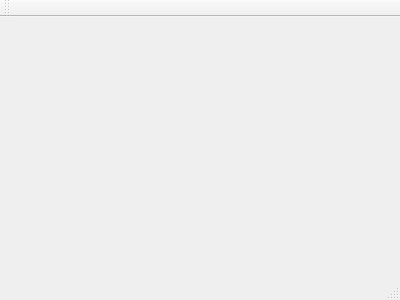
Noodle96/testglory, file mainwindow.ui: the form before one commit.
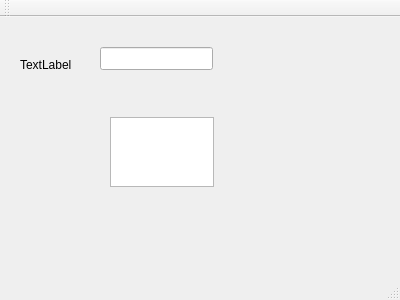
The form after the commit.

Commit message: add label , linedit, and textedit

```diff
--- a/mainwindow.ui
+++ b/mainwindow.ui
@@ -12,13 +12,62 @@
   <property name="windowTitle" >
    <string>MainWindow</string>
   </property>
-  <widget class="QMenuBar" name="menuBar" />
-  <widget class="QToolBar" name="mainToolBar" />
-  <widget class="QWidget" name="centralWidget" />
-  <widget class="QStatusBar" name="statusBar" />
+  <widget class="QWidget" name="centralWidget">
+   <widget class="QLabel" name="label">
+    <property name="geometry">
+     <rect>
+      <x>20</x>
+      <y>40</y>
+      <width>59</width>
+      <height>15</height>
+     </rect>
+    </property>
+    <property name="text">
+     <string>TextLabel</string>
+    </property>
+   </widget>
+   <widget class="QLineEdit" name="lineEdit">
+    <property name="geometry">
+     <rect>
+      <x>100</x>
+      <y>30</y>
+      <width>113</width>
+      <height>23</height>
+     </rect>
+    </property>
+   </widget>
+   <widget class="QTextEdit" name="textEdit">
+    <property name="geometry">
+     <rect>
+      <x>110</x>
+      <y>100</y>
+      <width>104</width>
+      <height>70</height>
+     </rect>
+    </property>
+   </widget>
+  </widget>
+  <widget class="QMenuBar" name="menuBar">
+   <property name="geometry">
+    <rect>
+     <x>0</x>
+     <y>0</y>
+     <width>400</width>
+     <height>20</height>
+    </rect>
+   </property>
+  </widget>
+  <widget class="QToolBar" name="mainToolBar">
+   <attribute name="toolBarArea">
+    <enum>TopToolBarArea</enum>
+   </attribute>
+   <attribute name="toolBarBreak">
+    <bool>false</bool>
+   </attribute>
+  </widget>
+  <widget class="QStatusBar" name="statusBar"/>
  </widget>
- <layoutDefault spacing="6" margin="11" />
- <pixmapfunction></pixmapfunction>
+ <layoutdefault spacing="6" margin="11"/>
  <resources/>
  <connections/>
 </ui>
```
Left out of the diff: 7 changed lines with no effect on the pictures.
